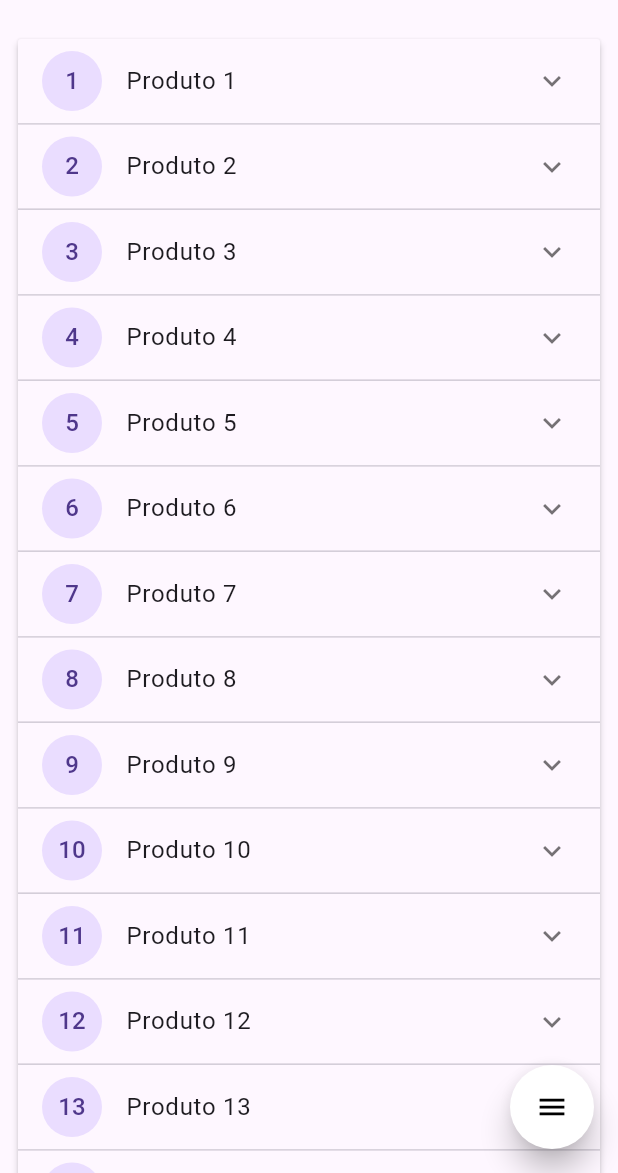
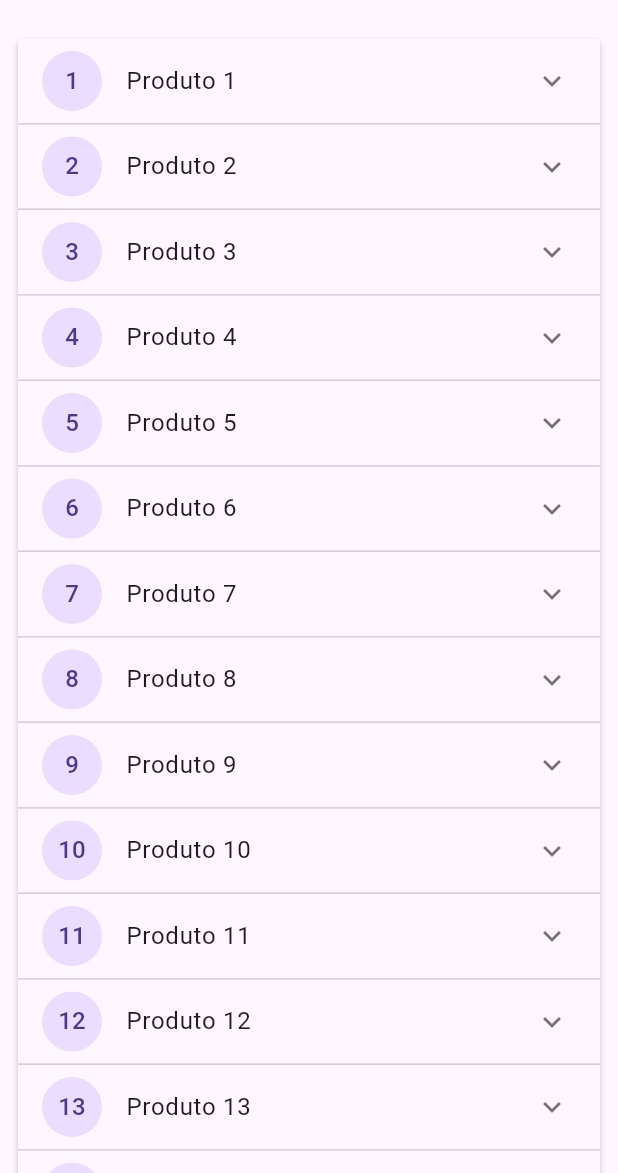
Before and after one commit to geptudi/postos, a Flutter app: the screen it shows after launch, on a phone screen of 412 x 824 dp, the part 63-1236 px from its top. Run offline on Flutter 3.47's test engine with Material 3 defaults, Android fonts, the light colour scheme and no system bars; drawn by our look-alikes of flutter_speed_dial; our stand-ins replace bordered_text, flutter_modular; network calls fail.

Commit message:
versao 0.2.1

```diff
--- a/lib/src/modules/home/home_page.dart
+++ b/lib/src/modules/home/home_page.dart
@@ -24,7 +24,6 @@ class _HomePageState extends State<HomePage> {
         activeTagButtom: controller.activeTagButtom,
         listaTelas: controller.listaTelas,
       ),
-      floatingActionButton: customFloatingActionButton(context),
       body: SingleChildScrollView(
         child: Padding(
           padding: const EdgeInsets.all(12),
@@ -62,49 +61,3 @@ class _HomePageState extends State<HomePage> {
     );
   }
 }
-
-Widget customFloatingActionButton(BuildContext context) => SpeedDial(
-      animatedIcon: AnimatedIcons.menu_close,
-      animatedIconTheme: const IconThemeData(size: 22.0),
-      visible: true,
-      closeManually: false,
-      curve: Curves.bounceIn,
-      overlayColor: Colors.black,
-      overlayOpacity: 0.5,
-      tooltip: 'Opções',
-      heroTag: 'Seleciona Opções Diversas',
-      backgroundColor: Colors.white,
-      foregroundColor: Colors.black,
-      elevation: 8.0,
-      shape: const CircleBorder(),
-      children: [
-        SpeedDialChild(
-          child: const Icon(Icons.collections),
-          backgroundColor: Colors.red,
-          label: 'Bezerra de Menezes (Pacaembu)',
-          labelStyle: const TextStyle(fontSize: 18.0),
-          onTap: () {},
-        ),
-        SpeedDialChild(
-            child: const Icon(Icons.add_box),
-            backgroundColor: Colors.blue,
-            label: 'Eurípedes Barsanulfo (Morada Nova)',
-            labelStyle: const TextStyle(fontSize: 18.0),
-            onTap: () {}),
-        SpeedDialChild(
-            child: const Icon(Icons.assignment_returned),
-            backgroundColor: Colors.green,
-            label: 'Mãe Zeferina (Taiaman)',
-            labelStyle: const TextStyle(fontSize: 18.0),
-            onTap: () {}),
-        SpeedDialChild(
-          child: const Icon(
-            Icons.search,
-          ),
-          backgroundColor: Colors.yellow,
-          label: 'Simão Pedro (São Francisco)',
-          labelStyle: const TextStyle(fontSize: 18.0),
-          onTap: () {},
-        ),
-      ],
-    );
```
